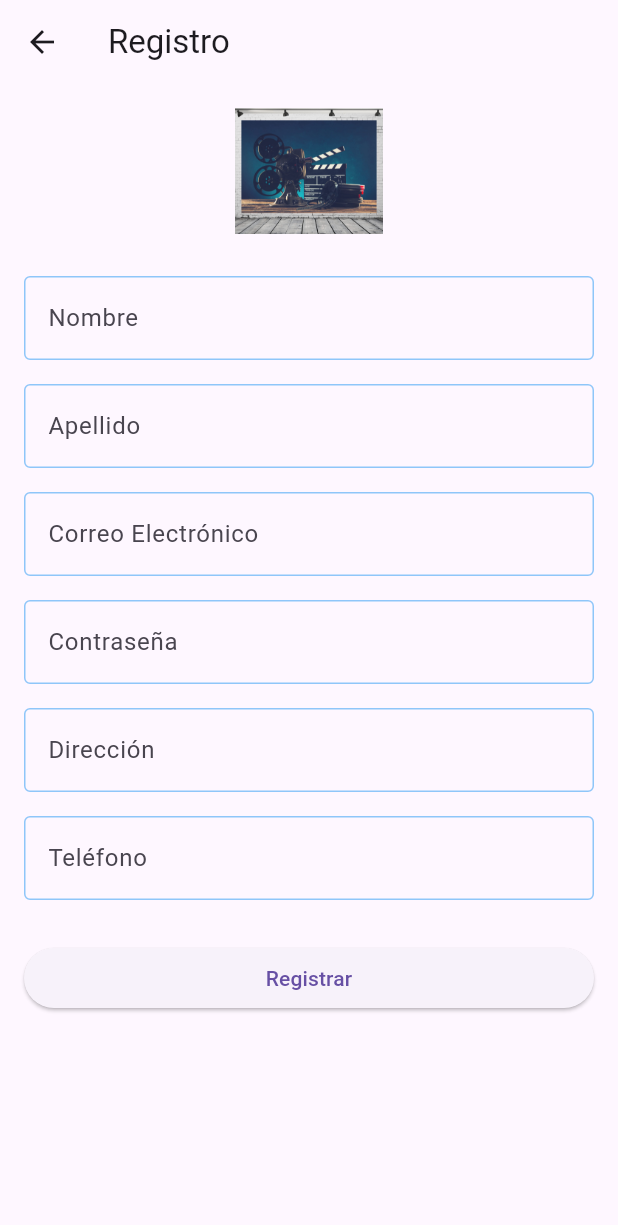
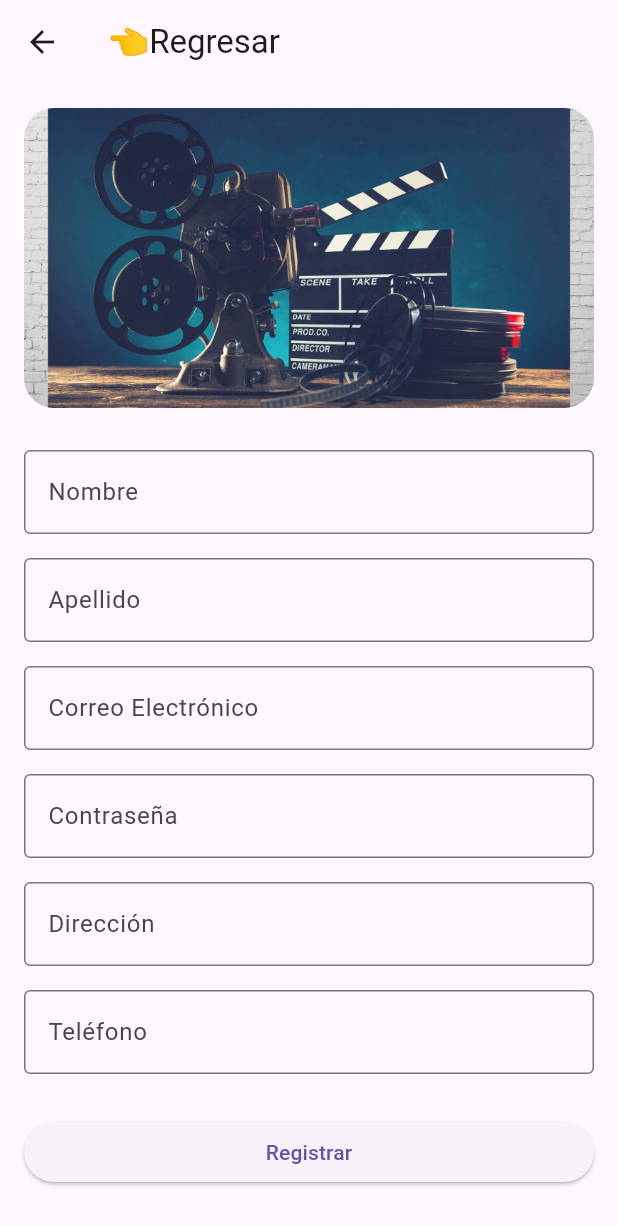
Before and after one commit to LeandroJAG/CineApp, a Flutter app: the screen it shows after launch, after a tap on the "person add alt 1" icon, on a phone screen of 412 x 824 dp. Shown: the top 1225 px of the screen. Run offline on Flutter 3.47's test engine with Material 3 defaults, Android fonts, the phone set to English and light mode, and no system bars; our stand-ins replace cached_network_image, flutter_map, geolocator, latlong2, shared_preferences; network calls fail.

```diff
--- a/lib/Login.dart
+++ b/lib/Login.dart
@@ -7,11 +7,13 @@ class RoundedInputField extends StatelessWidget {
   final String hintText;
   final IconData icon;
   final ValueChanged<String> onChanged;
+  final bool isPassword;
   const RoundedInputField({
     Key? key,
     required this.hintText,
     this.icon = Icons.person,
     required this.onChanged,
+    this.isPassword = false,
   }) : super(key: key);
 
   @override
@@ -26,6 +28,7 @@ class RoundedInputField extends StatelessWidget {
       child: TextField(
         onChanged: onChanged,
         cursorColor: Colors.blue,
+        obscureText: isPassword, // Cambio aquí
         decoration: InputDecoration(
           icon: Icon(
             icon,
@@ -56,10 +59,12 @@ class _LoginScreenState extends State<LoginScreen> {
   @override
   Widget build(BuildContext context) {
     return Scaffold(
-      body: SingleChildScrollView(
-        child: ListView(
-          shrinkWrap: true,
-          padding: EdgeInsets.all(16.0),
+      body: Center(
+        child: SingleChildScrollView(
+          child: Padding(
+            padding: const EdgeInsets.all(16.0),
+            child: Column(
+              mainAxisAlignment: MainAxisAlignment.center,
               children: [
                 // Image Container with all corners semi-circular
                 ClipRRect(
@@ -81,7 +86,8 @@ class _LoginScreenState extends State<LoginScreen> {
                   children: [
                     Text(
                       '🎬 Bienvenido',
-                  style: TextStyle(fontSize: 24, fontWeight: FontWeight.bold),
+                      style:
+                          TextStyle(fontSize: 24, fontWeight: FontWeight.bold),
                     ),
                     Text(
                       '¡Desbloquea experiencias cinematográficas!',
@@ -92,9 +98,7 @@ class _LoginScreenState extends State<LoginScreen> {
                 SizedBox(height: 20),
 
                 // Form
-            Padding(
-              padding: const EdgeInsets.symmetric(horizontal: 20.0),
-              child: Form(
+                Form(
                   key: _formKey,
                   child: Column(
                     children: [
@@ -106,11 +110,12 @@ class _LoginScreenState extends State<LoginScreen> {
                       ),
                       SizedBox(height: 12),
                       RoundedInputField(
-                      hintText: "Password",
+                        hintText: "Contraseña",
                         onChanged: (value) {
                           password = value;
                         },
                         icon: Icons.lock,
+                        isPassword: true, // Cambio aquí
                       ),
                       SizedBox(height: 20),
                       // Login button
@@ -127,8 +132,8 @@ class _LoginScreenState extends State<LoginScreen> {
                                           true; // Indicar que se está cargando
                                     });
                                     try {
-                                    final success =
-                                        await au.authenticate(email, password);
+                                      final success = await au.authenticate(
+                                          email, password);
                                       if (success == null) {
                                         ScaffoldMessenger.of(context)
                                             .showSnackBar(
@@ -143,7 +148,8 @@ class _LoginScreenState extends State<LoginScreen> {
                                       }
                                     } catch (e) {
                                       print(e);
-                                    ScaffoldMessenger.of(context).showSnackBar(
+                                      ScaffoldMessenger.of(context)
+                                          .showSnackBar(
                                         SnackBar(
                                           content: Text(
                                               'Usuario o contraseña incorrectos'),
@@ -157,24 +163,25 @@ class _LoginScreenState extends State<LoginScreen> {
                                   }
                                 },
                           style: ElevatedButton.styleFrom(
-                          backgroundColor: Color.fromARGB(255, 202, 224, 241),
+                            backgroundColor:
+                                Color.fromARGB(255, 202, 224, 241),
                             shape: RoundedRectangleBorder(
                               borderRadius: BorderRadius.circular(30.0),
                             ),
                           ),
                           child: isLoading
-                            ? CircularProgressIndicator() // Mostrar un indicador de carga si está cargando
+                              ? CircularProgressIndicator()
                               : Text(
                                   'INICIAR',
                                   style: TextStyle(
                                       fontSize: 16,
-                                    color: Color.fromARGB(255, 12, 27, 39)),
+                                      color:
+                                          Color.fromARGB(255, 12, 27, 39)),
                                 ),
                         ),
                       ),
                       SizedBox(height: 20),
                     ],
-                ),
                   ),
                 ),
 
@@ -239,7 +246,8 @@ class _LoginScreenState extends State<LoginScreen> {
                           onPressed: () {
                             Navigator.push(
                               context,
-                          MaterialPageRoute(builder: (context) => MapScreen()),
+                              MaterialPageRoute(
+                                  builder: (context) => MapScreen()),
                             );
                             // Add functionality for local user
                           },
@@ -257,6 +265,8 @@ class _LoginScreenState extends State<LoginScreen> {
               ],
             ),
           ),
+        ),
+      ),
     );
   }
 }
--- a/lib/Provider/Pelicula.dart
+++ b/lib/Provider/Pelicula.dart
@@ -66,4 +66,6 @@ Future<String> save(Movie data) async {
   }
 }
 
+  void addMovie(Movie newMovie) {}
+
 }
--- a/lib/Registe.dart
+++ b/lib/Registe.dart
@@ -22,22 +22,9 @@ class _RegistrationScreenState extends State<RegistrationScreen> {
 
   @override
   Widget build(BuildContext context) {
-    return MaterialApp(
-      theme: ThemeData(
-        primaryColor: Colors.blue, // Aplicar color azul al tema
-        hintColor: Colors.blue, // Color de acento
-        inputDecorationTheme: InputDecorationTheme(
-          focusedBorder: OutlineInputBorder(
-            borderSide: BorderSide(color: Colors.blue), // Color para el borde cuando está enfocado
-          ),
-          enabledBorder: OutlineInputBorder(
-            borderSide: BorderSide(color: Colors.blue.withOpacity(0.5)), // Color para el borde cuando no está enfocado
-          ),
-        ),
-      ),
-      home: Scaffold(
+    return Scaffold(
       appBar: AppBar(
-          title: const Text('Registro'),
+        title: const Text('👈Regresar'),
         leading: IconButton(
           icon: Icon(Icons.arrow_back),
           onPressed: () {
@@ -56,11 +43,19 @@ class _RegistrationScreenState extends State<RegistrationScreen> {
           key: formKey,
           child: ListView(
             children: [
-                Image.asset(
+              Container(
+                decoration: BoxDecoration(
+                  borderRadius: BorderRadius.circular(20),
+                ),
+                child: ClipRRect(
+                  borderRadius: BorderRadius.circular(20),
+                  child: Image.asset(
                     'assets/images/cine.jpg',
-                  height: 84,
-                  width: 84,
-                  fit: BoxFit.contain,
+                    height: 200,
+                    width: double.infinity,
+                    fit: BoxFit.cover,
+                  ),
+                ),
               ),
               SizedBox(height: 20),
               _buildTextFormField(_firstNameController, 'Nombre',
@@ -82,7 +77,6 @@ class _RegistrationScreenState extends State<RegistrationScreen> {
                 child: const Text('Registrar'),
               ),
             ],
-            ),
           ),
         ),
       ),
```
Also changed, not shown: lib/Map.dart (+101 -62 lines), lib/Models/aggcinemodel.dart (+74 -58 lines), lib/Provider/Agregarcine.dart (+59 -63 lines), pubspec.lock. Lines whose indentation alone changed are shown as unchanged.
